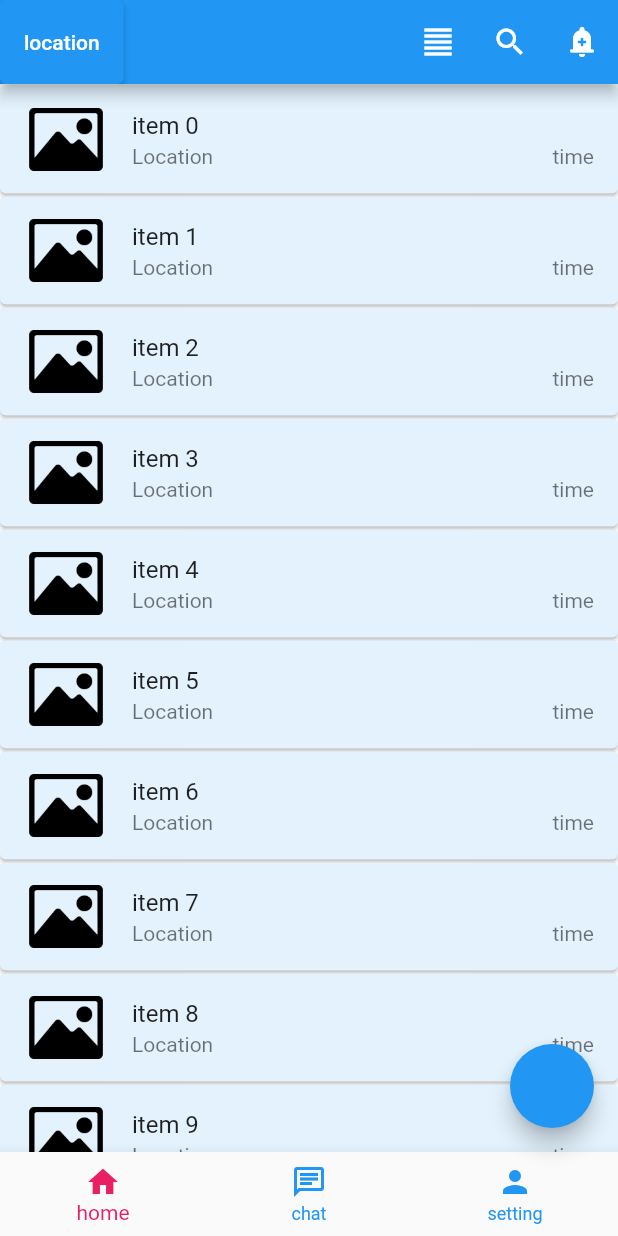
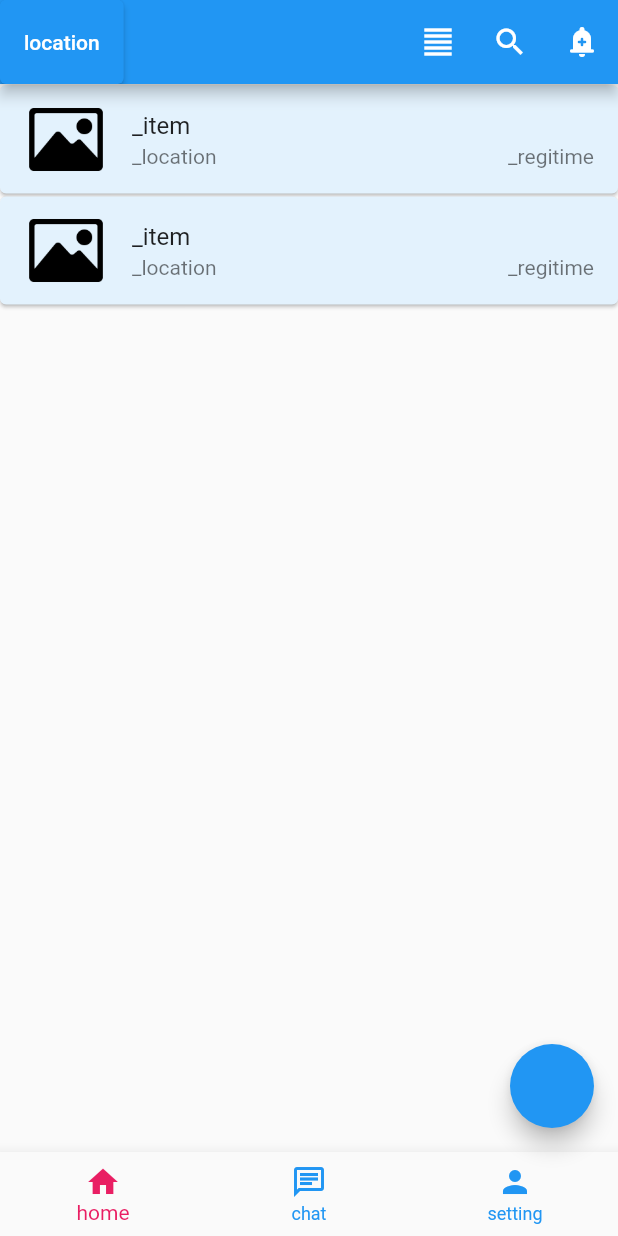
Before and after one commit to ljh-none/opensource_2, a Flutter app: the screen it shows after launch, on a phone screen of 412 x 824 dp. Run offline on Flutter 3.47's test engine with Material 2 defaults, Android fonts, the phone set to English and light mode, and no system bars.

Commit message:
임시 데이터 객체 생성

```diff
--- a/lib/main.dart
+++ b/lib/main.dart
@@ -10,7 +10,7 @@
 
 import 'package:flutter/material.dart';
 
-//페이지 이동을 위한 상수 및 함수
+//////페이지 이동을 위한 상수 및 함수//////////////////////////////////////////////
 const String HOMESUB = "homesub";
 const String CHATSUB = "chatsub";
 const String FLOATSUB = "floatsub";
@@ -49,23 +49,27 @@
   }
 };
 
-//데이터 클래스
+////////////////////////////////////////////////////////////////////////////////
+//데이터 클래스. 나중에 firebase로 대체될 기능/////////////////////////////////////
 class ItemData {
-  var _item;
-  var _user;
-  var _category;
-  var _regitime;
+  String _item;
+  String _user;
+  String _category;
+  String _regitime;
+  String _describe;
+  int _price;
+  String _location;
+
+  ItemData(this._item, this._user, this._category, this._regitime,
+      this._describe, this._price, this._location);
 }
 
-class userData {
-  var _name;
-  var _location;
-}
-
-class SettingData {
-  var _filter;
-}
-
+var _var1 = ItemData(
+    "_item", "_user", "_category", "_regitime", "_describe", 1000, "_location");
+var _var2 = ItemData(
+    "_item", "_user", "_category", "_regitime", "_describe", 2000, "_location");
+List<ItemData> obj = [_var1, _var2];
+/////////////////////////////////////////////////////////////////////////////////
 void main() => runApp(const MyApp());
 
 class MyApp extends StatelessWidget {
@@ -91,7 +95,7 @@
 // - floating button 클릭 시
 //3. 다이얼로그 화면 구성
 // - location 버튼 클릭 시
-////////////////////////////메인 프레임////////////////////////////////////////////////////////
+////////////////////////////메인 프레임//////////////////////////////////////////
 class MainFrame extends StatefulWidget {
   const MainFrame({super.key});
   @override
@@ -191,8 +195,8 @@
   }
 }
 
-/////////////////////////////////////////////////////////////////////////////////////////////
-////////////////////////////////////////홈페이지/////////////////////////////////////////////
+////////////////////////////////////////////////////////////////////////////////
+////////////////////////////////////////홈페이지/////////////////////////////////
 class HomePage extends StatefulWidget {
   const HomePage({super.key});
   @override
@@ -208,9 +212,12 @@
       margin: const EdgeInsets.symmetric(vertical: 1),
       child: ListTile(
         leading: Image.asset("images/EmptyImage.png"),
-        title: Text("item $index"),
-        subtitle:
-            const Row(children: [Text("Location"), Spacer(), Text("time")]),
+        title: Text(obj[index]._item),
+        subtitle: Row(children: [
+          Text(obj[index]._location),
+          const Spacer(),
+          Text(obj[index]._regitime),
+        ]),
         onTap: () {
           gotoSub(context, HOMESUB);
         },
@@ -221,10 +228,12 @@
   //overriding space
   @override
   Widget build(BuildContext context) {
-    return ListView.builder(
-      itemCount: 10,
-      itemBuilder: _buildListItem,
-    );
+    return obj.isNotEmpty
+        ? ListView.builder(
+            itemCount: obj.length,
+            itemBuilder: _buildListItem,
+          )
+        : const Text("no Item");
   }
 }
 
@@ -245,8 +254,8 @@
   }
 }
 
-/////////////////////////////////////////////////////////////////////////////////////////////
-////////////////////////////////////////채팅 페이지/////////////////////////////////////////////
+////////////////////////////////////////////////////////////////////////////////
+////////////////////////////////////////채팅 페이지//////////////////////////////
 class ChatPage extends StatefulWidget {
   const ChatPage({super.key});
   @override
@@ -296,8 +305,8 @@
   }
 }
 
-/////////////////////////////////////////////////////////////////////////////////////////////
-////////////////////////////////////////세팅 페이지/////////////////////////////////////////////
+////////////////////////////////////////////////////////////////////////////////
+////////////////////////////////////////세팅 페이지//////////////////////////////
 class SettingPage extends StatefulWidget {
   const SettingPage({super.key});
   @override
@@ -311,7 +320,7 @@
     return const Text("setting");
   }
 }
-/////////////////////////////////////////////////////////////////////////////////////////////
+////////////////////////////////////////////////////////////////////////////////
 
 class FloatingSub extends StatefulWidget {
   const FloatingSub({super.key});
```
